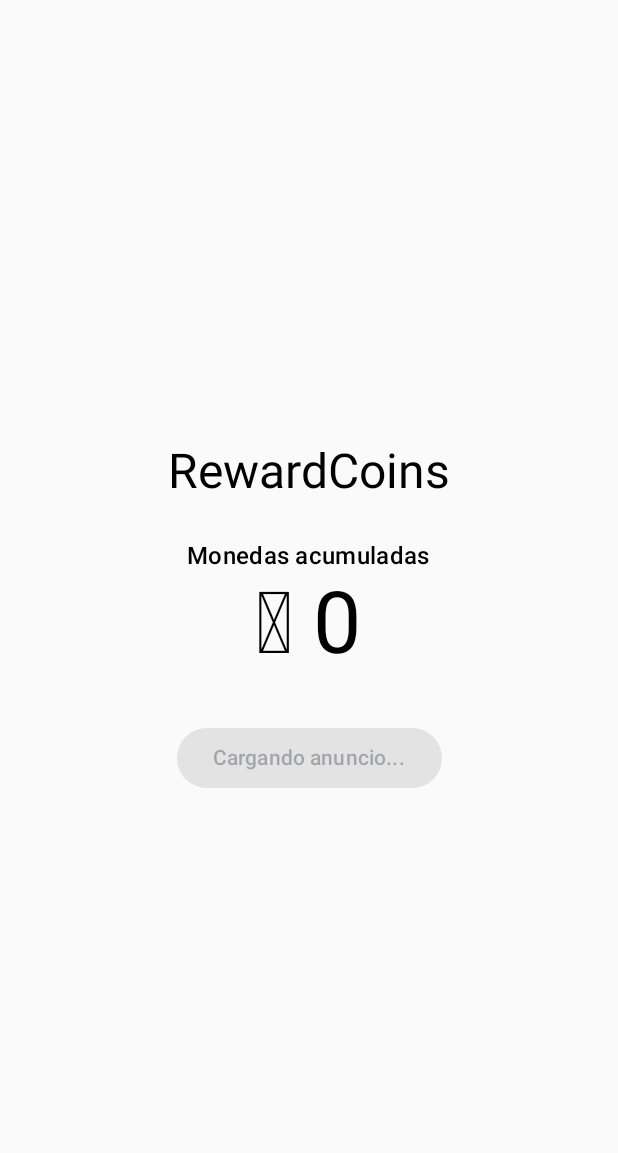
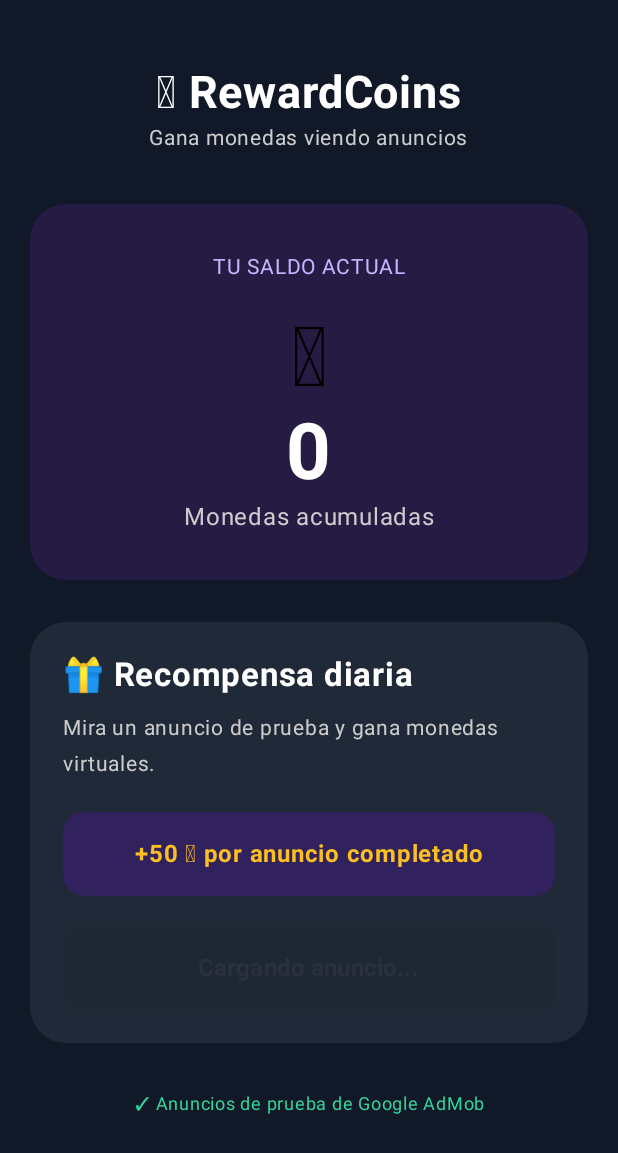
Before and after one commit to ikakonyfake69-netizen/RewardCoins, an Android app built with Jetpack Compose: the screen it shows after launch (MainActivity), on a phone screen of 412 x 824 dp. Shown: the top 1153 px of the screen. Run offline under Robolectric (Android 15) with nearby library versions, the phone set to English and light mode, and no system bars; our stand-ins replace AdMob.

Commit message:
Integracion de AdMob, nuevo diseno y persistencia con DataStore

```diff
--- a/app/build.gradle.kts
+++ b/app/build.gradle.kts
@@ -53,6 +53,7 @@ dependencies {
     debugImplementation(libs.androidx.compose.ui.tooling)
     implementation("com.google.android.gms:play-services-ads:24.9.0")
     implementation("com.google.android.gms:play-services-ads:24.9.0")
+    implementation("androidx.datastore:datastore-preferences:1.1.7")
 
 
 }
--- a/app/src/main/java/com/example/rewardcoins/MainActivity.kt
+++ b/app/src/main/java/com/example/rewardcoins/MainActivity.kt
@@ -5,24 +5,41 @@ import android.os.Bundle
 import android.widget.Toast
 import androidx.activity.ComponentActivity
 import androidx.activity.compose.setContent
+import androidx.compose.foundation.background
 import androidx.compose.foundation.layout.*
+import androidx.compose.foundation.rememberScrollState
+import androidx.compose.foundation.verticalScroll
+import androidx.compose.foundation.shape.RoundedCornerShape
 import androidx.compose.material3.*
 import androidx.compose.runtime.*
 import androidx.compose.ui.Alignment
 import androidx.compose.ui.Modifier
+import androidx.compose.ui.graphics.Color
+import androidx.compose.ui.text.font.FontWeight
+import androidx.compose.ui.text.style.TextAlign
 import androidx.compose.ui.unit.dp
+import androidx.compose.ui.unit.sp
 import com.example.rewardcoins.ui.theme.RewardCoinsTheme
+import com.google.android.gms.ads.AdError
 import com.google.android.gms.ads.AdRequest
+import com.google.android.gms.ads.FullScreenContentCallback
+import com.google.android.gms.ads.LoadAdError
 import com.google.android.gms.ads.MobileAds
 import com.google.android.gms.ads.rewarded.RewardedAd
 import com.google.android.gms.ads.rewarded.RewardedAdLoadCallback
-import com.google.android.gms.ads.LoadAdError
-import com.google.android.gms.ads.FullScreenContentCallback
-import com.google.android.gms.ads.AdError
+import androidx.lifecycle.lifecycleScope
+import kotlinx.coroutines.launch
+
+private val Fondo = Color(0xFF111827)
+private val Tarjeta = Color(0xFF1F2937)
+private val Morado = Color(0xFF7C3AED)
+private val Dorado = Color(0xFFFBBF24)
 
 class MainActivity : ComponentActivity() {
 
     private var rewardedAd: RewardedAd? = null
+
+    private lateinit var monedasDataStore: MonedasDataStore
 
     private val adUnitId =
         "ca-app-pub-3940256099942544/5224354917"
@@ -32,6 +49,14 @@ class MainActivity : ComponentActivity() {
 
     override fun onCreate(savedInstanceState: Bundle?) {
         super.onCreate(savedInstanceState)
+
+        monedasDataStore = MonedasDataStore(applicationContext)
+
+        lifecycleScope.launch {
+            monedasDataStore.monedas.collect { saldoGuardado ->
+                monedas = saldoGuardado
+            }
+        }
 
         setContent {
             RewardCoinsTheme {
@@ -53,12 +78,10 @@ class MainActivity : ComponentActivity() {
     private fun cargarAnuncio() {
         cargando = true
 
-        val adRequest = AdRequest.Builder().build()
-
         RewardedAd.load(
             this,
             adUnitId,
-            adRequest,
+            AdRequest.Builder().build(),
             object : RewardedAdLoadCallback() {
 
                 override fun onAdLoaded(ad: RewardedAd) {
@@ -85,10 +108,11 @@ class MainActivity : ComponentActivity() {
                 override fun onAdFailedToLoad(error: LoadAdError) {
                     rewardedAd = null
                     cargando = false
+
                     Toast.makeText(
                         this@MainActivity,
-                        "Error al cargar anuncio: ${error.message}",
-                        Toast.LENGTH_LONG
+                        "No se pudo cargar el anuncio",
+                        Toast.LENGTH_SHORT
                     ).show()
                 }
             }
@@ -103,13 +127,16 @@ class MainActivity : ComponentActivity() {
             cargando = true
 
             anuncio.show(this) {
-                monedas += 50
+
+                lifecycleScope.launch {
+                    monedasDataStore.agregarMonedas(50)
 
                     Toast.makeText(
-                    this,
+                        this@MainActivity,
                         "¡Ganaste 50 monedas!",
                         Toast.LENGTH_SHORT
                     ).show()
+                }
             }
         } else {
             Toast.makeText(
@@ -131,40 +158,147 @@ fun PantallaPrincipal(
     Column(
         modifier = Modifier
             .fillMaxSize()
-            .padding(24.dp),
-        verticalArrangement = Arrangement.Center,
+            .background(Fondo)
+            .verticalScroll(rememberScrollState())
+            .padding(20.dp),
+        horizontalAlignment = Alignment.CenterHorizontally
+    ) {
+
+        Spacer(modifier = Modifier.height(24.dp))
+
+        Text(
+            text = "🪙 RewardCoins",
+            color = Color.White,
+            fontSize = 30.sp,
+            fontWeight = FontWeight.Bold
+        )
+
+        Text(
+            text = "Gana monedas viendo anuncios",
+            color = Color.LightGray,
+            fontSize = 14.sp
+        )
+
+        Spacer(modifier = Modifier.height(32.dp))
+
+        Card(
+            modifier = Modifier.fillMaxWidth(),
+            shape = RoundedCornerShape(24.dp),
+            colors = CardDefaults.cardColors(
+                containerColor = Color(0xFF251B43)
+            )
+        ) {
+            Column(
+                modifier = Modifier
+                    .fillMaxWidth()
+                    .padding(30.dp),
                 horizontalAlignment = Alignment.CenterHorizontally
             ) {
 
                 Text(
-            text = "RewardCoins",
-            style = MaterialTheme.typography.headlineLarge
+                    text = "TU SALDO ACTUAL",
+                    color = Color(0xFFC4B5FD),
+                    fontSize = 14.sp
                 )
 
-        Spacer(modifier = Modifier.height(24.dp))
+                Spacer(modifier = Modifier.height(16.dp))
+
+                Text(
+                    text = "🪙",
+                    fontSize = 55.sp
+                )
+
+                Text(
+                    text = "$monedas",
+                    color = Color.White,
+                    fontSize = 52.sp,
+                    fontWeight = FontWeight.Bold
+                )
 
                 Text(
                     text = "Monedas acumuladas",
-            style = MaterialTheme.typography.titleMedium
+                    color = Color.LightGray
+                )
+            }
+        }
+
+        Spacer(modifier = Modifier.height(28.dp))
+
+        Card(
+            modifier = Modifier.fillMaxWidth(),
+            shape = RoundedCornerShape(24.dp),
+            colors = CardDefaults.cardColors(
+                containerColor = Tarjeta
+            )
+        ) {
+            Column(
+                modifier = Modifier.padding(22.dp)
+            ) {
+
+                Text(
+                    text = "🎁 Recompensa diaria",
+                    color = Color.White,
+                    fontSize = 22.sp,
+                    fontWeight = FontWeight.Bold
                 )
 
+                Spacer(modifier = Modifier.height(10.dp))
+
                 Text(
-            text = "🪙 $monedas",
-            style = MaterialTheme.typography.displayLarge
+                    text = "Mira un anuncio de prueba y gana monedas virtuales.",
+                    color = Color.LightGray,
+                    fontSize = 14.sp
                 )
 
-        Spacer(modifier = Modifier.height(32.dp))
+                Spacer(modifier = Modifier.height(20.dp))
+
+                Surface(
+                    color = Color(0xFF31215D),
+                    shape = RoundedCornerShape(14.dp),
+                    modifier = Modifier.fillMaxWidth()
+                ) {
+                    Text(
+                        text = "+50 🪙 por anuncio completado",
+                        color = Dorado,
+                        fontWeight = FontWeight.Bold,
+                        textAlign = TextAlign.Center,
+                        modifier = Modifier.padding(16.dp)
+                    )
+                }
+
+                Spacer(modifier = Modifier.height(20.dp))
 
                 Button(
                     onClick = onVerAnuncio,
-            enabled = !cargando
+                    enabled = !cargando,
+                    modifier = Modifier
+                        .fillMaxWidth()
+                        .height(56.dp),
+                    shape = RoundedCornerShape(14.dp),
+                    colors = ButtonDefaults.buttonColors(
+                        containerColor = Morado,
+                        contentColor = Color.White
+                    )
                 ) {
                     Text(
-                if (cargando)
+                        text = if (cargando)
                             "Cargando anuncio..."
                         else
-                    "Ver anuncio y ganar 50 monedas"
+                            "▶ Ver anuncio y ganar",
+                        fontSize = 16.sp,
+                        fontWeight = FontWeight.Bold
                     )
                 }
             }
         }
+
+        Spacer(modifier = Modifier.height(28.dp))
+
+        Text(
+            text = "✓ Anuncios de prueba de Google AdMob",
+            color = Color(0xFF34D399),
+            fontSize = 12.sp,
+            textAlign = TextAlign.Center
+        )
+    }
+}
--- /dev/null
+++ b/app/src/main/java/com/example/rewardcoins/MonedasDataStore.kt
@@ -0,0 +1,31 @@
+
+package com.example.rewardcoins
+
+import android.content.Context
+import androidx.datastore.preferences.core.edit
+import androidx.datastore.preferences.core.intPreferencesKey
+import androidx.datastore.preferences.preferencesDataStore
+import kotlinx.coroutines.flow.Flow
+import kotlinx.coroutines.flow.map
+
+private val Context.dataStore by preferencesDataStore(
+    name = "rewardcoins_preferences"
+)
+
+class MonedasDataStore(private val context: Context) {
+
+    companion object {
+        private val MONEDAS_KEY = intPreferencesKey("monedas")
+    }
+
+    val monedas: Flow<Int> = context.dataStore.data.map { preferences ->
+        preferences[MONEDAS_KEY] ?: 0
+    }
+
+    suspend fun agregarMonedas(cantidad: Int) {
+        context.dataStore.edit { preferences ->
+            val actuales = preferences[MONEDAS_KEY] ?: 0
+            preferences[MONEDAS_KEY] = actuales + cantidad
+        }
+    }
+}
```
Lines whose indentation alone changed are shown as unchanged.
